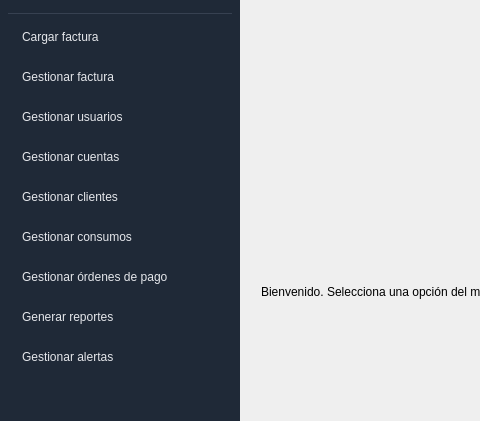
dejovi2305/gestion_facturas, file src/components/main/main.ui: the form before one commit; both pictures show x 0 to 480 and y 97 to 518 of the 1200 by 800 pixel window.
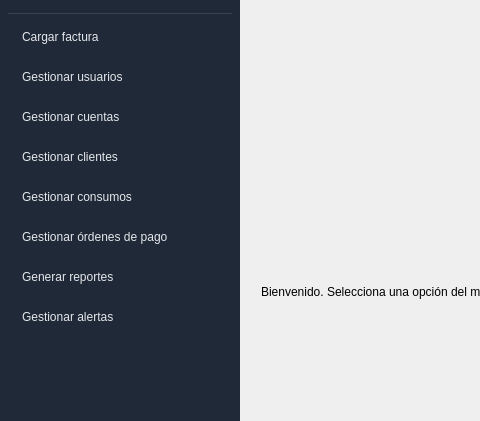
The form after the commit.

Commit message: feat: Se agrega el componente de consumo y se elimina el boton de gestionar factura

What changed in the file:
```diff
--- a/src/components/main/main.ui
+++ b/src/components/main/main.ui
@@ -199,19 +199,6 @@
          </property>
         </widget>
        </item>
-       <item>
-        <widget class="QPushButton" name="btn_gestionar_factura">
-         <property name="styleSheet">
-          <string notr="true">border-radius: 0;</string>
-         </property>
-         <property name="text">
-          <string>Gestionar factura</string>
-         </property>
-         <property name="checkable">
-          <bool>true</bool>
-         </property>
-        </widget>
-       </item>
        <item>
         <widget class="QPushButton" name="btn_usuarios">
          <property name="text">
```
The commit also changes 5 other files.
